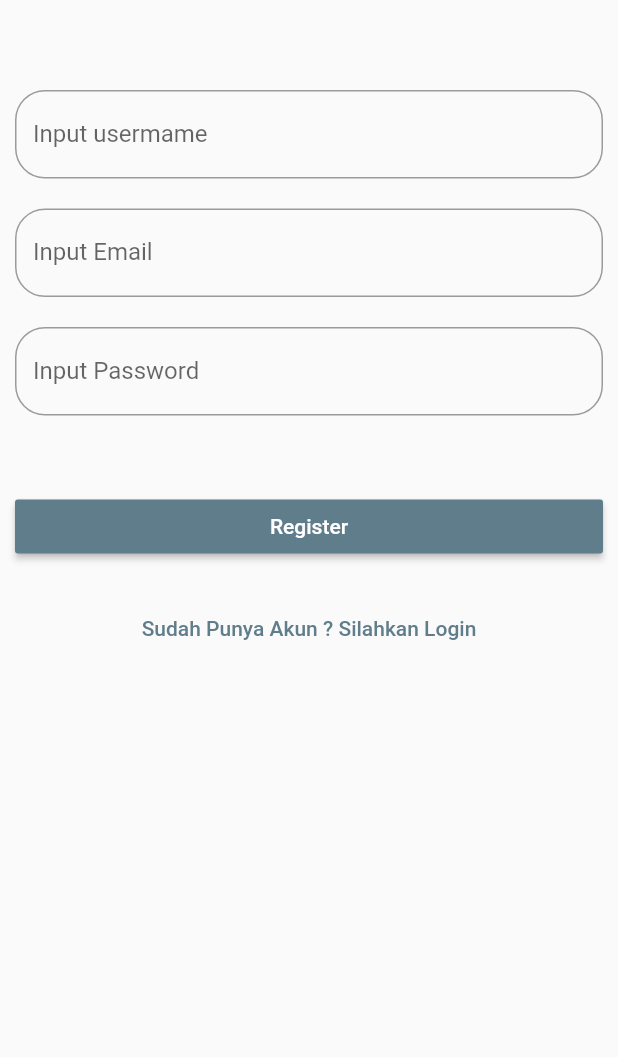
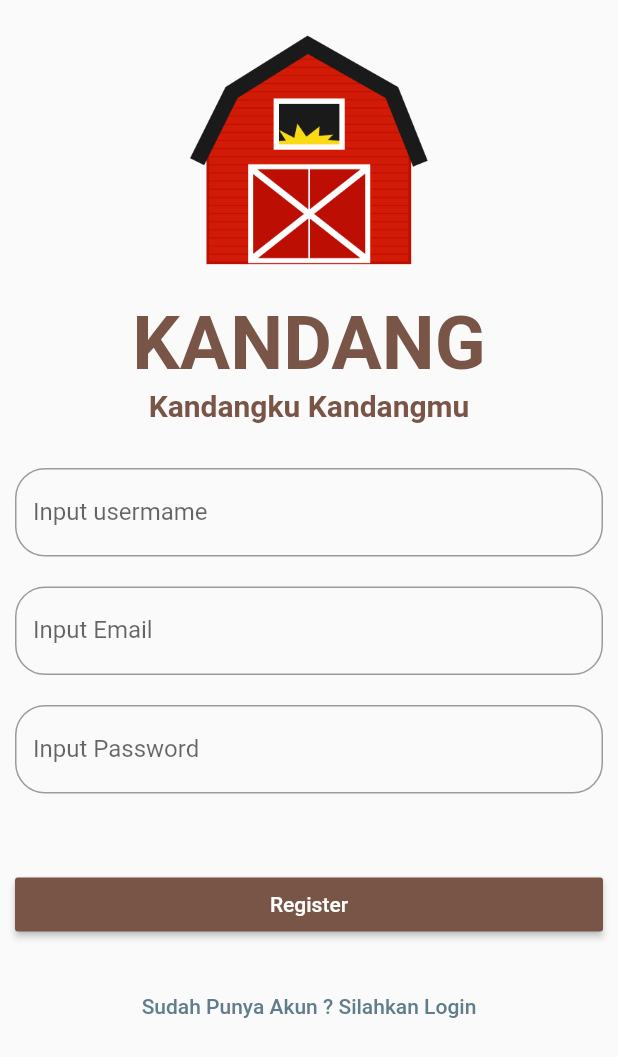
Before and after one commit to nurfajarismail/Task_4_Udacoding, a Flutter app: the RegisterPage screen opened directly, on a phone screen of 412 x 824 dp. Shown: the top 1057 px of the screen. Run offline on Flutter 3.47's test engine with Material 2 defaults, Android fonts, the phone set to English and light mode, and no system bars; our stand-ins replace shared_preferences; accounts and stored records are empty.

Commit message:
add image

```diff
--- a/lib/main.dart
+++ b/lib/main.dart
@@ -1,5 +1,4 @@
 import 'package:flutter/material.dart';
-
 import 'package:task_4/ui_loginreg/splashPage.dart';
 
 void main() {
@@ -12,11 +11,11 @@ class MyApp extends StatelessWidget {
   Widget build(BuildContext context) {
     return MaterialApp(
       debugShowCheckedModeBanner: false,
-      //home: PageHomeBerita(),
+      // home: PageHomeBerita(),
       // home: RegisterPage(),
       //home: TampilanAwal(),
       home: SplashPage(),
-      //home: WelcomePage(),
+      ////home: WelcomePage(),
     );
   }
 }
--- a/lib/ui_loginreg/registerPage.dart
+++ b/lib/ui_loginreg/registerPage.dart
@@ -59,17 +59,37 @@ class _RegisterPageState extends State<RegisterPage> {
         key: _keyForm,
         child: ListView(
           children: <Widget>[
-            Text(
-              '',
-              style: TextStyle(
-                  fontWeight: FontWeight.bold,
-                  fontSize: 26.0,
-                  color: Colors.brown),
+            Center(
+              child: Container(
+                height: 200,
+                child: Image.asset(
+                  "assets/icon.png",
+                  // color: Colors.brown,
+                  scale: 2.0,
+                ),
+              ),
+            ),
+            Center(
+              child: Text(
+                'KANDANG',
+                style: TextStyle(
+                    fontWeight: FontWeight.bold,
+                    fontSize: 50.0,
+                    color: Colors.brown),
+              ),
+            ),
+            Center(
+              child: Text(
+                'Kandangku Kandangmu',
+                style: TextStyle(
+                    fontWeight: FontWeight.bold,
+                    fontSize: 20.0,
+                    color: Colors.brown),
+              ),
             ),
             SizedBox(
               height: 20.0,
             ),
-
             Padding(
               padding: EdgeInsets.all(10.0),
               child: TextFormField(
@@ -90,7 +110,6 @@ class _RegisterPageState extends State<RegisterPage> {
                     )),
               ),
             ),
-
             Padding(
               padding: EdgeInsets.all(10.0),
               child: TextFormField(
@@ -127,15 +146,15 @@ class _RegisterPageState extends State<RegisterPage> {
                     hintText: 'Password',
                     labelText: 'Input Password',
                     border: OutlineInputBorder(
-                        borderRadius: BorderRadius.circular(20.0))),
+                        borderRadius: BorderRadius.circular(
+                      20.0,
+                    ))),
               ),
             ),
-//radio button
-
             Padding(
               padding: EdgeInsets.fromLTRB(10.0, 40.0, 10.0, 0),
               child: MaterialButton(
-                color: Colors.blueGrey,
+                color: Colors.brown,
                 textColor: Colors.white,
                 child: Text('Register'),
                 onPressed: () {
--- a/pubspec.yaml
+++ b/pubspec.yaml
@@ -61,6 +61,7 @@ flutter:
   assets:
     - assets/
     - assets/images/goat.png
+    - assets/icon.png
   #   - images/a_dot_burr.jpeg
   #   - images/a_dot_ham.jpeg
 
```
